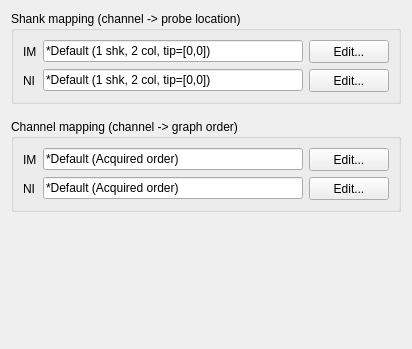
First picture: the form in Forms/MapTab.ui, repository billkarsh/SpikeGLX, before the edit.
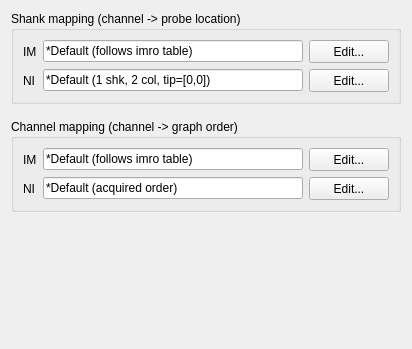
Second picture: the form after the edit.

Diff of the .ui file:
```diff
--- a/Forms/MapTab.ui
+++ b/Forms/MapTab.ui
@@ -42,7 +42,7 @@
          </size>
         </property>
         <property name="text">
-         <string>*Default (Acquired order)</string>
+         <string>*Default (acquired order)</string>
         </property>
         <property name="readOnly">
          <bool>false</bool>
@@ -61,7 +61,7 @@
          </size>
         </property>
         <property name="text">
-         <string>*Default (Acquired order)</string>
+         <string>*Default (follows imro table)</string>
         </property>
         <property name="readOnly">
          <bool>false</bool>
@@ -141,7 +141,7 @@
          </size>
         </property>
         <property name="text">
-         <string>*Default (1 shk, 2 col, tip=[0,0])</string>
+         <string>*Default (follows imro table)</string>
         </property>
         <property name="readOnly">
          <bool>false</bool>
```
